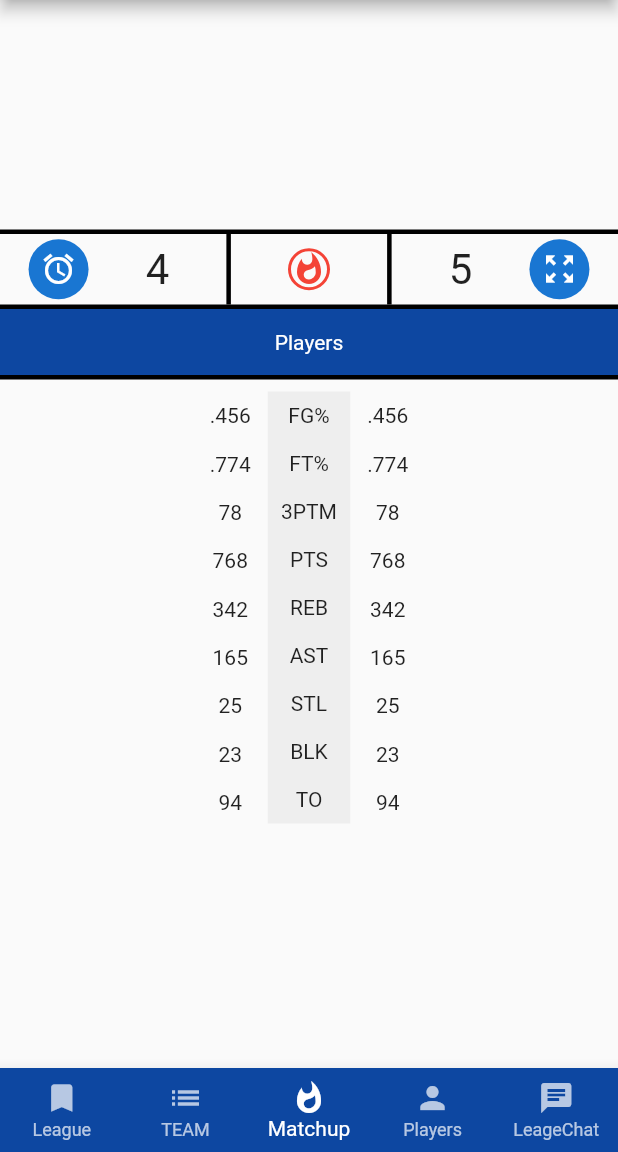
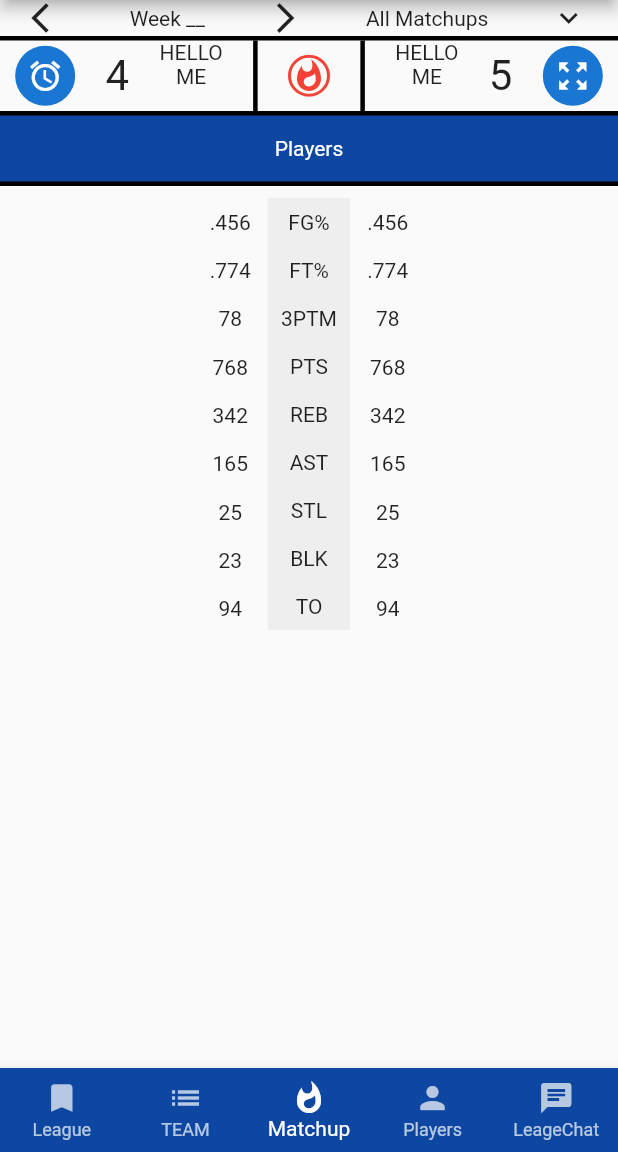
Before and after one commit to Aldbas/Project-Fan, a Flutter app: the screen it shows after launch, item 3 of the bottom bar chosen, on a phone screen of 412 x 824 dp, the part 84-1236 px from its top. Run offline on Flutter 3.47's test engine with Material 2 defaults, Android fonts, the phone set to English and light mode, and no system bars; missing offline and left inert: webfeed, xml2json; network calls fail.

```diff
--- a/lib/Standings.dart
+++ b/lib/Standings.dart
@@ -3,10 +3,12 @@ import 'package:flutter/material.dart';
 import 'home_page.dart';
 
 class Standings extends StatelessWidget {
+
+  List<String> standHeadings = ['Rank', 'Team', 'W-T-L', 'GB'];
+
   @override
   Widget build(BuildContext context) {
     return Scaffold(
-      backgroundColor: bgColorBlue,
       appBar: AppBar(
         backgroundColor: bgColorBlue,
         centerTitle: true,
--- a/lib/home_page.dart
+++ b/lib/home_page.dart
@@ -1,10 +1,10 @@
 import 'package:flutter/cupertino.dart';
 import 'package:flutter/material.dart';
-import 'package:flutter/rendering.dart';
 import 'package:project_fan/team_roster_page.dart';
 
 import 'PlayersPage.dart';
 import 'Standings.dart';
+import 'league_chat.dart';
 import 'matchup_page.dart';
 
 var bgColorBlue = Colors.blue[900];
@@ -14,7 +14,6 @@ class HomePage extends StatefulWidget {
   _HomePageState createState() => _HomePageState();
 }
 
-List<String> standHeadings = ['Rank', 'Team', 'W-T-L', 'GB'];
 
 class _HomePageState extends State<HomePage> {
   int _currentIndex = 0;
@@ -24,7 +23,7 @@ class _HomePageState extends State<HomePage> {
     TeamRosterPage(),
     MatchUpPage(),
     PlayersPage(),
-    Placeholder(color: Colors.white,)
+    LeagueChatPage(),
   ];
 
   void _onItemTapped(int index) {
--- a/lib/matchup_page.dart
+++ b/lib/matchup_page.dart
@@ -4,7 +4,6 @@ import 'home_page.dart';
 
 class VersusStats {
   String cat;
-
   VersusStats({this.cat});
 }
 
@@ -37,8 +36,17 @@ class MatchUpPage extends StatelessWidget {
           ),
           backgroundColor: bgColorBlue,
         ),
-        body: Column(mainAxisAlignment: MainAxisAlignment.center,
+        body: Column(
+//          mainAxisAlignment: MainAxisAlignment.center,
           children: <Widget>[
+            Row(mainAxisAlignment: MainAxisAlignment.spaceAround,
+                children: <Widget>[
+                  Icon(Icons.arrow_back_ios),
+              Text('Week __'),
+              Icon(Icons.arrow_forward_ios),
+              Text('All Matchups'),
+                  Icon(Icons.keyboard_arrow_down)
+            ]),
             Container(
               decoration: BoxDecoration(border: Border(top: BorderSide(color: Colors.black,width: 3.0))),
               height: 50,
@@ -48,6 +56,10 @@ class MatchUpPage extends StatelessWidget {
                 children: <Widget>[
                   CircleAvatar(child: Icon(Icons.access_alarm)),
                   Text('4',textScaleFactor: 2.0,),
+                  Column(children: <Widget>[
+                    Text('HELLO'),
+                    Text("ME")
+                  ]),
                   Container(
                     color: Colors.black,
                     width: 3.0,
@@ -63,6 +75,10 @@ class MatchUpPage extends StatelessWidget {
                     width: 3.0,
                     color: Colors.black,
                   ),
+                  Column(children: <Widget>[
+                    Text('HELLO'),
+                    Text("ME")
+                  ]),
                   Text('5',textScaleFactor: 2.0),
                   CircleAvatar(child: Icon(Icons.zoom_out_map))
                 ],
```
Also changed, not shown: lib/league_chat.dart (added, +34 -0 lines).
